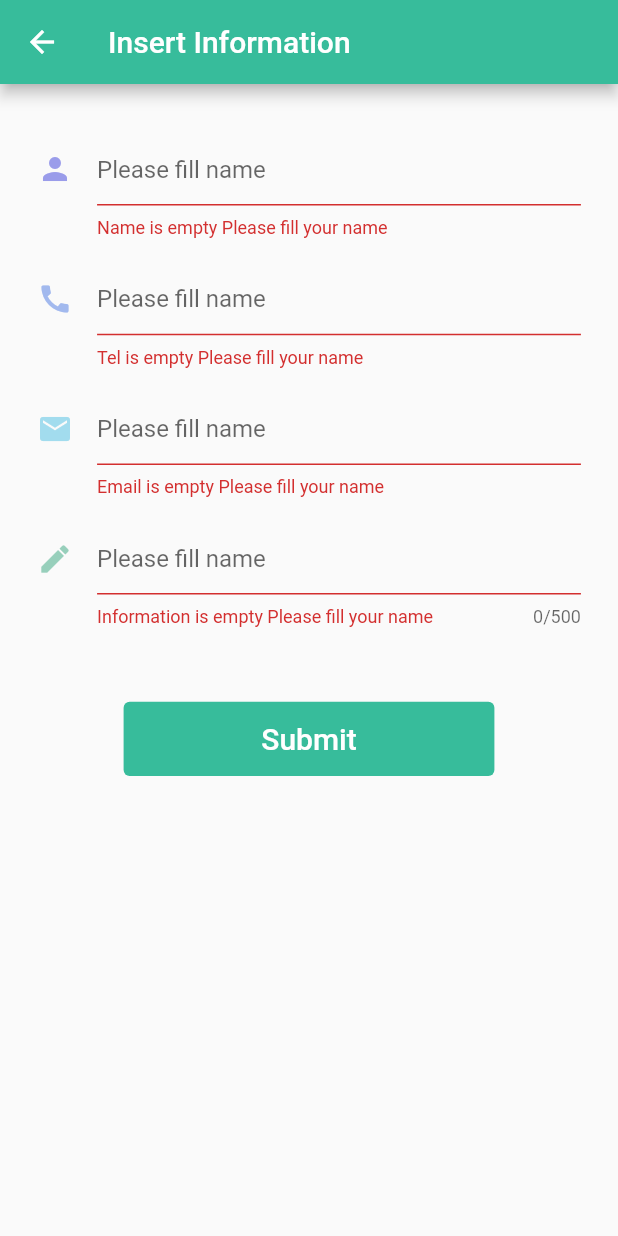
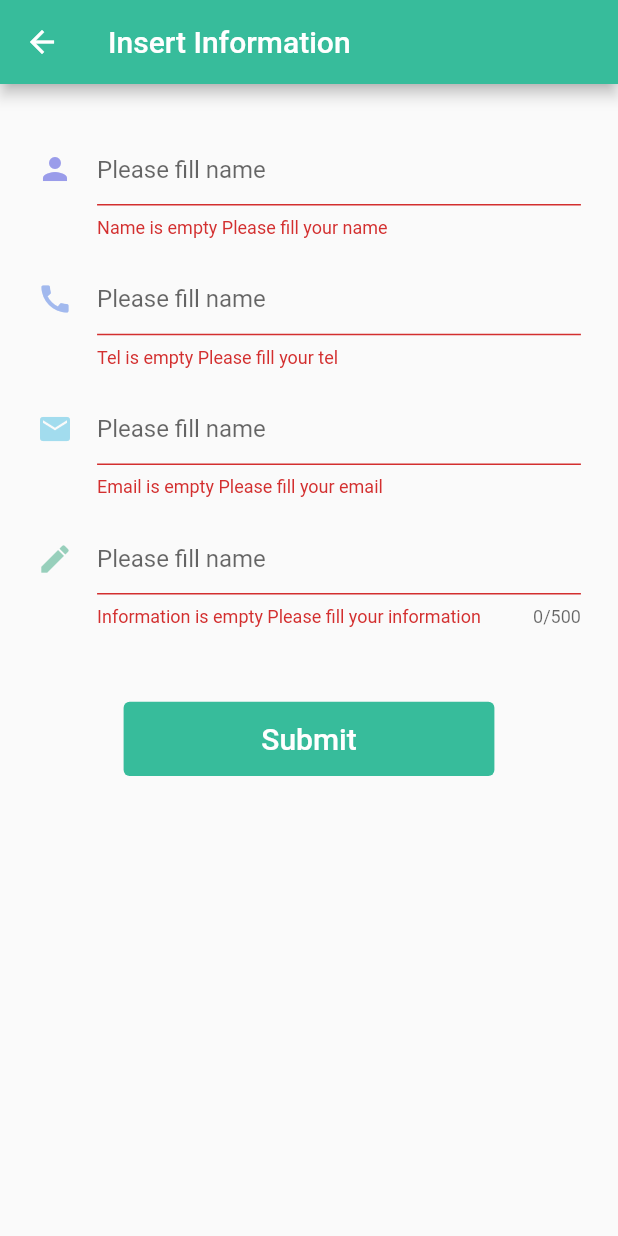
Before and after one commit to chakree97/personinformation, a Flutter app: the InsertInfo screen opened directly, after a tap on "Submit", on a phone screen of 412 x 824 dp. Run offline on Flutter 3.47's test engine with Material 2 defaults, Android fonts, the light colour scheme and no system bars; our stand-ins replace sqflite; accounts and stored records are empty.

Commit message:
Update insertinfo.dart

```diff
--- a/lib/widget/insertinfo.dart
+++ b/lib/widget/insertinfo.dart
@@ -64,7 +64,7 @@ class _InsertInfoState extends State<InsertInfo> {
               decoration: InputDecoration(
                 icon: Icon(Icons.call,color: Color(0xFFA2B9EE),),
                 hintText: 'Please fill name',
-                errorText: errTel ? 'Tel is empty Please fill your name':null
+                errorText: errTel ? 'Tel is empty Please fill your tel':null
               ),
             ),
             SizedBox(height: Height*0.02,),
@@ -73,7 +73,7 @@ class _InsertInfoState extends State<InsertInfo> {
               decoration: InputDecoration(
                 icon: Icon(Icons.mail,color: Color(0xFFA2DCEE),),
                 hintText: 'Please fill name',
-                errorText: errEmail ? 'Email is empty Please fill your name':null
+                errorText: errEmail ? 'Email is empty Please fill your email':null
               ),
             ),
             SizedBox(height: Height*0.02,),
@@ -88,7 +88,7 @@ class _InsertInfoState extends State<InsertInfo> {
                 icon: Icon(Icons.edit,color: Color(0xFF97CFBB),),
                 hintText: 'Please fill name',
                 helperText: 'Maximum 500 characters',
-                errorText: errInfo ?'Information is empty Please fill your name':null
+                errorText: errInfo ?'Information is empty Please fill your information':null
               ),
             ),
             SizedBox(height: Height*0.06,),
```
